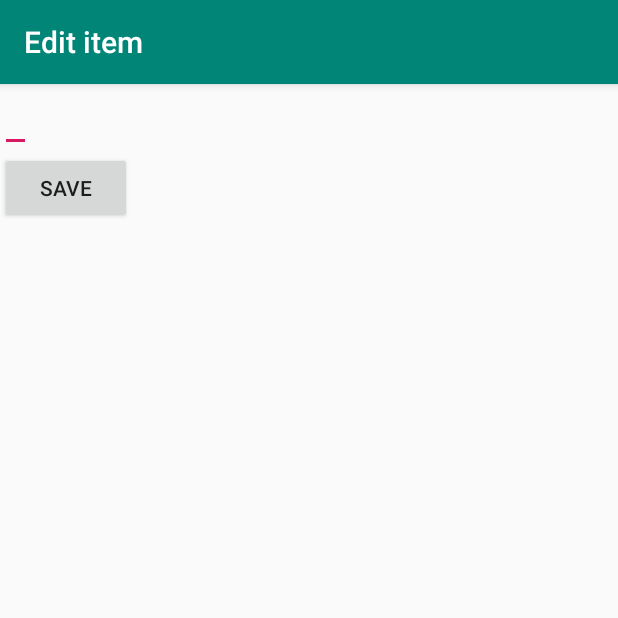
After one commit to brianadouglas/SimpleTodo, an Android app: the EditItemActivity screen opened directly, with no data from a screen before it, on a phone screen of 412 x 824 dp, the top half of it. The commit adds this screen. Run offline under Robolectric (Android 15) with nearby library versions, the phone set to English and light mode, and no system bars.

Commit message:
Stretch goal complete

```diff
--- a/app/build.gradle
+++ b/app/build.gradle
@@ -26,5 +26,5 @@ dependencies {
     testImplementation 'junit:junit:4.12'
     androidTestImplementation 'androidx.test:runner:1.1.0-alpha4'
     androidTestImplementation 'androidx.test.espresso:espresso-core:3.1.0-alpha4'
-    compile 'commons-io:commons-io:2.5'
+    implementation 'commons-io:commons-io:2.5'
 }
--- a/app/src/main/AndroidManifest.xml
+++ b/app/src/main/AndroidManifest.xml
@@ -9,6 +9,7 @@
         android:roundIcon="@mipmap/ic_launcher_round"
         android:supportsRtl="true"
         android:theme="@style/AppTheme">
+        <activity android:name=".EditItemActivity"></activity>
         <activity android:name=".MainActivity">
             <intent-filter>
                 <action android:name="android.intent.action.MAIN" />
--- /dev/null
+++ b/app/src/main/java/com/example/simpletodo/EditItemActivity.java
@@ -0,0 +1,44 @@
+package com.example.simpletodo;
+
+import android.content.Intent;
+import android.os.Bundle;
+import android.view.View;
+import android.widget.EditText;
+
+import androidx.appcompat.app.AppCompatActivity;
+
+import static com.example.simpletodo.MainActivity.ITEM_POSITION;
+import static com.example.simpletodo.MainActivity.ITEM_TEXT;
+
+public class EditItemActivity extends AppCompatActivity {
+
+    // text field containing updated item description
+    EditText etItemText;
+    // we need to track the item's position in the list
+    int position;
+
+    @Override
+    protected void onCreate(Bundle savedInstanceState) {
+        super.onCreate(savedInstanceState);
+        setContentView(R.layout.activity_edit_item);
+
+        // resolve the text field from the layout
+        etItemText = (EditText) findViewById(R.id.etItemText);
+        // set the text field's content from the intent
+        etItemText.setText(getIntent().getStringExtra(ITEM_TEXT));
+        // track the position of the item in the list
+        position = getIntent().getIntExtra(ITEM_POSITION, 0);
+        // set the title bar to reflect the purpose of the view
+        getSupportActionBar().setTitle("Edit item");
+    }
+
+    public void onSaveItem(View v) {
+        // Prepare intent to pass back to MainActivity
+        Intent data = new Intent();
+        // Pass updated item text and original position
+        data.putExtra(ITEM_TEXT, etItemText.getText().toString());
+        data.putExtra(ITEM_POSITION, position);
+        setResult(RESULT_OK, data); // set result code and bundle data for the response
+        finish();
+    }
+}
--- /dev/null
+++ b/app/src/main/res/layout/activity_edit_item.xml
@@ -0,0 +1,25 @@
+<?xml version="1.0" encoding="utf-8"?>
+<RelativeLayout xmlns:android="http://schemas.android.com/apk/res/android"
+    xmlns:app="http://schemas.android.com/apk/res-auto"
+    xmlns:tools="http://schemas.android.com/tools"
+    android:layout_width="match_parent"
+    android:layout_height="match_parent"
+    tools:context=".EditItemActivity">
+
+    <EditText
+        android:id="@+id/etItemText"
+        android:layout_width="wrap_content"
+        android:layout_height="wrap_content"
+        android:inputType="textMultiLine" />
+
+    <Button
+        android:id="@+id/btnSave"
+        android:layout_width="wrap_content"
+        android:layout_height="wrap_content"
+        android:layout_alignParentLeft="true"
+        android:layout_alignParentStart="true"
+        android:layout_below="@+id/etItemText"
+        android:onClick="onSaveItem"
+        android:text="@string/save_button" />
+
+</RelativeLayout>
--- a/app/src/main/res/values/strings.xml
+++ b/app/src/main/res/values/strings.xml
@@ -2,4 +2,5 @@
     <string name="app_name">SimpleTodo</string>
     <string name="button_string">Add</string>
     <string name="enter_hint">Add a new item</string>
+    <string name="save_button">Save</string>
 </resources>
--- a/build.gradle
+++ b/build.gradle
@@ -7,7 +7,7 @@ buildscript {
 
     }
     dependencies {
-        classpath 'com.android.tools.build:gradle:3.3.2'
+        classpath 'com.android.tools.build:gradle:3.4.1'
 
         // NOTE: Do not place your application dependencies here; they belong
         // in the individual module build.gradle files
```
Also changed, not shown: app/src/main/java/com/example/simpletodo/MainActivity.java (+87 -14 lines), gradle/wrapper/gradle-wrapper.properties.
